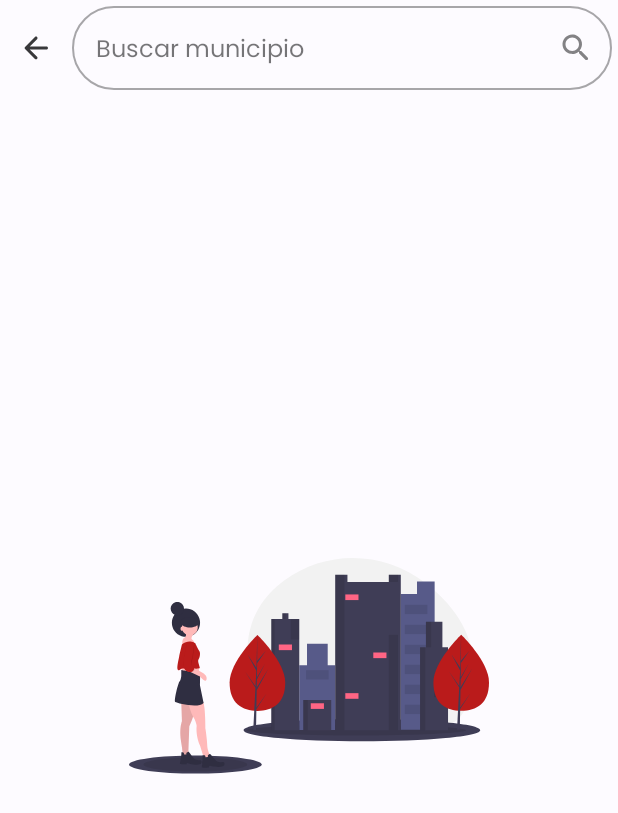
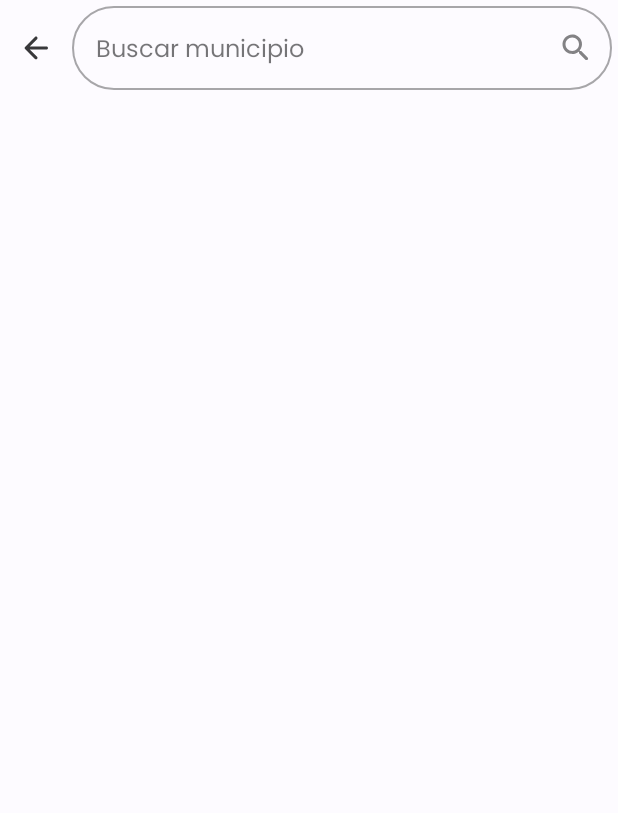
Before and after one commit to cassnyo/brasero, an Android app built with Jetpack Compose: the SearchScreen screen opened through its navigation route, on a phone screen of 412 x 824 dp. Shown: the top 813 px of the screen. Run offline under Robolectric (Android 15) with nearby library versions, the phone set to English and light mode, and no system bars; our stand-ins replace Dagger/Hilt's generated code, Timber, accompanist; 1 statement that could not run was skipped.

Commit message:
Delete SearchPlaceholder from SearchScreen and use its background image for NoResultFound

```diff
--- a/app/src/main/java/com/cassnyo/brasero/ui/screen/search/SearchScreen.kt
+++ b/app/src/main/java/com/cassnyo/brasero/ui/screen/search/SearchScreen.kt
@@ -69,13 +69,8 @@ fun SearchScreen(navController: NavController) {
             modifier = Modifier.fillMaxSize()
         ) {
             when {
-                state.isRefreshingTowns -> PrettyLoading(
-                    modifier = Modifier.align(Alignment.Center),
-                    message = "Obteniendo ciudades disponibles",
-                    size = 80.dp
-                )
-                state.query.isEmpty() -> SearchPlaceholder()
-                !state.isLoading && state.towns.isEmpty() -> NoResultsFound(state.query)
+                state.isRefreshingTowns -> RefreshTownsLoading(modifier = Modifier.align(Alignment.Center))
+                !state.isLoading && state.query.isNotEmpty() && state.towns.isEmpty() -> NoResultsFound(state.query)
             }
 
             TownsList(
@@ -118,7 +113,9 @@ fun TopBar(
             query = query,
             onQueryChanged = onQueryChanged,
             onClearQueryClicked = onClearQueryClicked,
-            modifier = Modifier.weight(1f).fillMaxWidth()
+            modifier = Modifier
+                .weight(1f)
+                .fillMaxWidth()
         )
     }
 }
@@ -164,22 +161,6 @@ fun SearchField(
     LaunchedEffect(Unit) {
         // Request focus to open the keyboard
         focusRequester.requestFocus()
-    }
-}
-
-@Composable
-fun SearchPlaceholder(modifier: Modifier = Modifier) {
-    Box(
-        modifier = modifier
-            .fillMaxSize()
-            .background(MaterialTheme.colors.surface),
-        contentAlignment = Alignment.Center
-    ) {
-        Image(
-            painter = painterResource(id = R.drawable.bg_search_placeholder),
-            contentDescription = "Buscar municipio",
-            modifier = modifier.width(240.dp),
-        )
     }
 }
 
@@ -236,7 +217,9 @@ fun TownsList(
                 Text(text = town.townName)
                 if (town.isFavorite) {
                     Icon(
-                        modifier = Modifier.size(48.dp).padding(12.dp), // Same size/padding as an IconButton
+                        modifier = Modifier
+                            .size(48.dp)
+                            .padding(12.dp), // Same size/padding as an IconButton
                         imageVector = Icons.Rounded.TaskAlt,
                         contentDescription = "Municipio favorito"
                     )
@@ -252,3 +235,14 @@ fun TownsList(
         }
     }
 }
+
+@Composable
+fun RefreshTownsLoading(
+    modifier: Modifier = Modifier
+) {
+    PrettyLoading(
+        modifier = modifier,
+        message = "Obteniendo ciudades disponibles",
+        size = 80.dp
+    )
+}
--- a/app/src/main/res/drawable/bg_search_placeholder.xml
+++ /dev/null
@@ -1,213 +0,0 @@
-<vector xmlns:android="http://schemas.android.com/apk/res/android"
-    android:width="1123dp"
-    android:height="672.4308dp"
-    android:viewportWidth="1123"
-    android:viewportHeight="672.4308">
-  <path
-      android:pathData="M923.62,77C794.58,-22.46 615.06,-26.52 484.09,70.39 414.85,121.62 361.18,200 370.95,319.34c3.45,42.21 13.06,76.84 27.07,105.19 56.76,114.92 289.91,110.5 302.86,110.48q12.58,-0.01 25.17,0.56a551.94,551.94 0,0 1,87.41 11.05c41.05,8.56 93.32,12.86 140.01,-3.35a162.3,162.3 0,0 0,23.06 -10.03c25.66,-13.64 54.39,-26.67 71.18,-59.02 12.62,-24.28 21.82,-54.72 26.24,-92.63C1090.05,243.53 1009.57,143.26 923.62,77Z"
-      android:fillColor="#f2f2f2"/>
-  <path
-      android:pathData="M357.62,537.22a368.99,34.64 0,1 0,737.98 0a368.99,34.64 0,1 0,-737.98 0z"
-      android:fillColor="#3f3d56"/>
-  <path
-      android:fillColor="#FF000000"
-      android:pathData="M365.4,537.22a343.19,16.26 0,1 0,686.38 0a343.19,16.26 0,1 0,-686.38 0z"
-      android:strokeAlpha="0.1"
-      android:fillAlpha="0.1"/>
-  <path
-      android:pathData="M898.44,73.34l0,38.86l-50.59,0l0,423.79l105.58,0l0,-407.66l0,-16.13l0,-38.86l-54.99,0z"
-      android:fillColor="#575a89"/>
-  <path
-      android:pathData="M619.83,334.36l0,-66.72l-64.52,0l0,66.72l-24.2,0l0,202.36l112.18,0l0,-202.36l-23.46,0z"
-      android:fillColor="#575a89"/>
-  <path
-      android:pathData="M543.57,442.87h87.25v94.58h-87.25z"
-      android:fillColor="#3f3d56"/>
-  <path
-      android:fillColor="#FF000000"
-      android:pathData="M543.57,442.87h13.93v94.58h-13.93z"
-      android:strokeAlpha="0.1"
-      android:fillAlpha="0.1"/>
-  <path
-      android:pathData="M810.46,52.08l0,22.73l-129.04,0l0,-22.73l-38.13,0l0,485.37l204.56,0l0,-485.37l-37.39,0z"
-      android:fillColor="#3f3d56"/>
-  <path
-      android:fillColor="#FF000000"
-      android:pathData="M810.46,52.08h28.59v22.73h-28.59z"
-      android:strokeAlpha="0.1"
-      android:fillAlpha="0.1"/>
-  <path
-      android:fillColor="#FF000000"
-      android:pathData="M643.29,52.08h28.59v485.37h-28.59z"
-      android:strokeAlpha="0.1"
-      android:fillAlpha="0.1"/>
-  <path
-      android:pathData="M497.38,190.65l0,-18.33l-19.06,0l0,18.33l-34.46,0l0,346.8l87.25,0l0,-346.8l-33.73,0z"
-      android:fillColor="#3f3d56"/>
-  <path
-      android:fillColor="#FF000000"
-      android:pathData="M478.32,172.32h10.26v18.33h-10.26z"
-      android:strokeAlpha="0.1"
-      android:fillAlpha="0.1"/>
-  <path
-      android:fillColor="#FF000000"
-      android:pathData="M443.86,190.65h10.26v346.8h-10.26z"
-      android:strokeAlpha="0.1"
-      android:fillAlpha="0.1"/>
-  <path
-      android:fillColor="#FF000000"
-      android:pathData="M810.46,239.04h28.59v298.41h-28.59z"
-      android:strokeAlpha="0.1"
-      android:fillAlpha="0.1"/>
-  <path
-      android:fillColor="#FF000000"
-      android:pathData="M504.71,190.65h26.4v63.79h-26.4z"
-      android:strokeAlpha="0.1"
-      android:fillAlpha="0.1"/>
-  <path
-      android:pathData="M674.81,113.67h41.06v17.6h-41.06z"
-      android:fillColor="#ff6584"/>
-  <path
-      android:pathData="M762.06,294.77h41.06v17.6h-41.06z"
-      android:fillColor="#ff6584"/>
-  <path
-      android:pathData="M674.81,421.61h41.06v17.6h-41.06z"
-      android:fillColor="#ff6584"/>
-  <path
-      android:pathData="M467.32,269.84h41.06v17.6h-41.06z"
-      android:fillColor="#ff6584"/>
-  <path
-      android:pathData="M567.04,453.14h41.06v17.6h-41.06z"
-      android:fillColor="#ff6584"/>
-  <path
-      android:fillColor="#FF000000"
-      android:pathData="M552.37,349.76h70.39v29.33h-70.39z"
-      android:strokeAlpha="0.1"
-      android:fillAlpha="0.1"/>
-  <path
-      android:fillColor="#FF000000"
-      android:pathData="M860.31,145.93h70.39v29.33h-70.39z"
-      android:strokeAlpha="0.1"
-      android:fillAlpha="0.1"/>
-  <path
-      android:fillColor="#FF000000"
-      android:pathData="M860.31,208.25h70.39v29.33h-70.39z"
-      android:strokeAlpha="0.1"
-      android:fillAlpha="0.1"/>
-  <path
-      android:fillColor="#FF000000"
-      android:pathData="M860.31,270.57h70.39v29.33h-70.39z"
-      android:strokeAlpha="0.1"
-      android:fillAlpha="0.1"/>
-  <path
-      android:fillColor="#FF000000"
-      android:pathData="M860.31,332.89h70.39v29.33h-70.39z"
-      android:strokeAlpha="0.1"
-      android:fillAlpha="0.1"/>
-  <path
-      android:fillColor="#FF000000"
-      android:pathData="M860.31,395.21h70.39v29.33h-70.39z"
-      android:strokeAlpha="0.1"
-      android:fillAlpha="0.1"/>
-  <path
-      android:fillColor="#FF000000"
-      android:pathData="M860.31,457.54h70.39v29.33h-70.39z"
-      android:strokeAlpha="0.1"
-      android:fillAlpha="0.1"/>
-  <path
-      android:pathData="M977.62,278.64l0,-79.92l-51.32,0l0,79.92l-18.33,0l0,258.82l87.25,0l0,-258.82l-17.6,0z"
-      android:fillColor="#3f3d56"/>
-  <path
-      android:fillColor="#FF000000"
-      android:pathData="M926.3,198.72h16.13v79.92h-16.13z"
-      android:strokeAlpha="0.1"
-      android:fillAlpha="0.1"/>
-  <path
-      android:fillColor="#FF000000"
-      android:pathData="M907.97,278.64h16.13v258.82h-16.13z"
-      android:strokeAlpha="0.1"
-      android:fillAlpha="0.1"/>
-  <path
-      android:fillColor="#FF000000"
-      android:pathData="M951.96,408.41h43.26v25.66h-43.26z"
-      android:strokeAlpha="0.1"
-      android:fillAlpha="0.1"/>
-  <path
-      android:pathData="M953.43,370.29h41.06v17.6h-41.06z"
-      android:fillColor="#ff6584"/>
-  <path
-      android:pathData="M1123,388.05c0,65.32 -38.83,88.13 -86.73,88.13s-86.73,-22.81 -86.73,-88.13 86.73,-148.42 86.73,-148.42S1123,322.73 1123,388.05Z"
-      android:fillColor="#ba1b1b"/>
-  <path
-      android:pathData="M1033.11,466.19l0.89,-54.67l36.97,-67.63l-36.83,59.06l0.4,-24.58l25.48,-48.93l-25.37,42.43l0,0l0.72,-44.21l27.28,-38.96l-27.17,32l0.45,-81.07l-2.82,107.32l0.23,-4.43l-27.74,-42.46l27.29,50.96l-2.58,49.38l-0.08,-1.31l-31.98,-44.68l31.88,49.31l-0.32,6.17l-0.06,0.09l0.03,0.51l-6.56,125.27l8.76,0l1.05,-64.7l31.8,-49.19l-31.72,44.33z"
-      android:fillColor="#3f3d56"/>
-  <path
-      android:pathData="M487.33,388.76c0,65.32 -38.83,88.13 -86.73,88.13s-86.73,-22.81 -86.73,-88.13 86.73,-148.42 86.73,-148.42S487.33,323.44 487.33,388.76Z"
-      android:fillColor="#ba1b1b"/>
-  <path
-      android:pathData="M397.43,466.89l0.89,-54.67l36.97,-67.63l-36.83,59.06l0.4,-24.58l25.48,-48.93l-25.37,42.43l0,0l0.72,-44.21l27.28,-38.96l-27.17,32l0.45,-81.07l-2.82,107.32l0.23,-4.43l-27.74,-42.46l27.29,50.96l-2.58,49.38l-0.08,-1.31l-31.98,-44.68l31.88,49.31l-0.32,6.17l-0.06,0.09l0.03,0.51l-6.56,125.27l8.76,0l1.05,-64.7l31.8,-49.19l-31.72,44.33z"
-      android:fillColor="#3f3d56"/>
-  <path
-      android:pathData="M0,644.43a207,28 0,1 0,414 0a207,28 0,1 0,-414 0z"
-      android:fillColor="#3f3d56"/>
-  <path
-      android:fillColor="#FF000000"
-      android:pathData="M45,644.43a162,21.91 0,1 0,324 0a162,21.91 0,1 0,-324 0z"
-      android:strokeAlpha="0.1"
-      android:fillAlpha="0.1"/>
-  <path
-      android:pathData="M177.73,201.8m-43.97,0a43.97,43.97 0,1 1,87.95 0a43.97,43.97 0,1 1,-87.95 0"
-      android:fillColor="#2f2e41"/>
-  <path
-      android:pathData="M189.74,216.55m-24.61,0a24.61,24.61 0,1 1,49.22 0a24.61,24.61 0,1 1,-49.22 0"
-      android:fillColor="#ffb9b9"/>
-  <path
-      android:pathData="M175.97,229.49s6.26,15.02 -3.34,19.19 -5.84,28.78 -5.84,28.78L204.34,269.53s0,-10.43 -7.51,-15.02S206.84,229.49 206.84,229.49Z"
-      android:fillColor="#ffb9b9"/>
-  <path
-      android:pathData="M163.88,340.44l1.25,13.77l56.31,9.59l-5.42,-25.44l-52.14,2.08z"
-      android:fillColor="#ffb9b9"/>
-  <path
-      android:pathData="M163.04,450.99l2.09,58.4s-10.01,23.78 -2.09,67.58 2.09,55.9 2.09,55.9l28.37,3.75L191.82,620.34l-6.67,-14.18 2.92,-80.92s12.93,-30.03 13.35,-35.87 -0.83,-48.39 -0.83,-48.39Z"
-      android:fillColor="#ffb9b9"/>
-  <path
-      android:fillColor="#FF000000"
-      android:pathData="M163.04,450.99l2.09,58.4s-10.01,23.78 -2.09,67.58 2.09,55.9 2.09,55.9l28.37,3.75L191.82,620.34l-6.67,-14.18 2.92,-80.92s12.93,-30.03 13.35,-35.87 -0.83,-48.39 -0.83,-48.39Z"
-      android:strokeAlpha="0.1"
-      android:fillAlpha="0.1"/>
-  <path
-      android:pathData="M171.8,612.84s0,-5.42 -2.5,-5.84 -5.84,-1.67 -5.84,0 -0.42,13.35 -1.25,15.02 -2.5,7.93 -1.25,10.43c0,0 -3.75,9.59 -0.83,10.43s19.61,0.83 19.61,0.83l0.83,-4.59s37.13,11.68 45.05,1.25c0,0 3.75,-7.51 -2.92,-9.18 0,0 -15.02,0.42 -20.44,-5.84S186.4,604.49 186.4,604.49s-8.34,1.25 -7.51,6.67v1.67Z"
-      android:fillColor="#2f2e41"/>
-  <path
-      android:pathData="M185.98,452.24s4.17,29.2 18.77,50.47c0,0 7.51,17.52 6.26,22.94s-1.25,35.04 11.26,61.32l11.68,38.38 5.84,13.77 10.01,4.17 16.27,1.25 -9.18,-19.19 -4.59,-10.01s-8.34,-17.1 -8.34,-32.12 -5.42,-50.47 -5.42,-50.47 0,-80.09 -8.76,-85.1S185.98,452.24 185.98,452.24Z"
-      android:fillColor="#ffb9b9"/>
-  <path
-      android:pathData="M167.21,350.04l-4.17,-0.83L163.04,367.98s-1.67,14.6 -5.42,17.52S139.27,445.98 144.27,449.32s72.17,20.86 88.43,2.92l-11.26,-54.65s0.83,-37.54 0,-37.54S167.21,350.04 167.21,350.04Z"
-      android:fillColor="#2f2e41"/>
-  <path
-      android:pathData="M206.84,265.78s-20.86,-14.18 -41.71,4.17c0,0 -7.51,30.87 -8.76,38.38s-9.18,38.38 -3.34,41.3 5.84,-7.09 20.86,-5.01 47.14,1.25 47.14,-1.25 -7.51,-22.53 -4.59,-25.86 7.93,-19.19 2.92,-27.11S206.84,265.78 206.84,265.78Z"
-      android:fillColor="#ba1b1b"/>
-  <path
-      android:pathData="M179.73,350.04l41.71,19.61s16.69,21.27 20.44,9.18 -12.51,-20.86 -12.51,-20.86L201.42,342.11l-21.69,7.09Z"
-      android:fillColor="#ffb9b9"/>
-  <path
-      android:fillColor="#FF000000"
-      android:pathData="M182.65,269.95s-23.78,73.42 -2.09,85.1 25.03,-10.43 25.03,-10.43 -14.6,-9.18 -10.01,-20.44 8.76,-54.23 8.76,-54.23Z"
-      android:strokeAlpha="0.1"
-      android:fillAlpha="0.1"/>
-  <path
-      android:pathData="M181.4,267.45s-23.78,73.42 -2.09,85.1S204.34,342.11 204.34,342.11s-14.6,-9.18 -10.01,-20.44 8.76,-54.23 8.76,-54.23Z"
-      android:fillColor="#ba1b1b"/>
-  <path
-      android:pathData="M238.73,621.41s-0.42,-5.68 -3.07,-5.92 -6.25,-1.3 -6.12,0.45 0.59,14.01 -0.15,15.83 -2.01,8.49 -0.51,11.02c0,0 -3.19,10.34 -0.07,10.99s20.6,-0.64 20.6,-0.64l0.52,-4.87s39.79,9.37 47.28,-2.17c0,0 3.35,-8.15 -3.77,-9.39 0,0 -15.7,1.6 -21.86,-4.54s-18.21,-20.62 -18.21,-20.62 -8.64,1.95 -7.35,7.57l0.13,1.75Z"
-      android:fillColor="#2f2e41"/>
-  <path
-      android:pathData="M159.99,200.65a29.7,15.82 0,1 0,59.4 0a29.7,15.82 0,1 0,-59.4 0z"
-      android:fillColor="#2f2e41"/>
-  <path
-      android:pathData="M160.76,220.7a4.24,6.56 0,1 0,8.49 0a4.24,6.56 0,1 0,-8.49 0z"
-      android:fillColor="#ffb9b9"/>
-  <path
-      android:pathData="M150.73,157.83m-20.83,0a20.83,20.83 0,1 1,41.66 0a20.83,20.83 0,1 1,-41.66 0"
-      android:fillColor="#2f2e41"/>
-</vector>
```
Also changed, not shown: app/src/main/res/drawable/bg_not_found.xml (+185 -77 lines).
